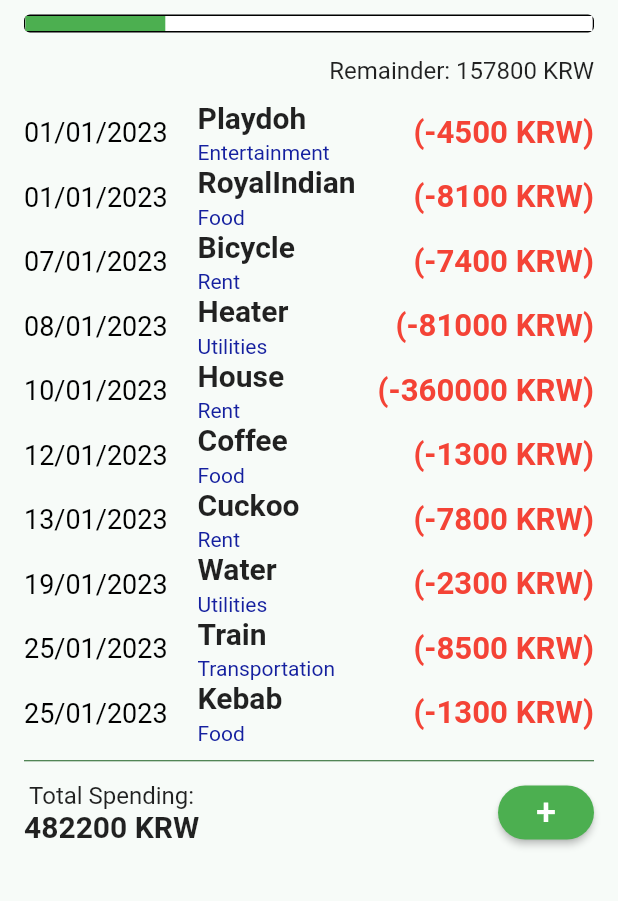
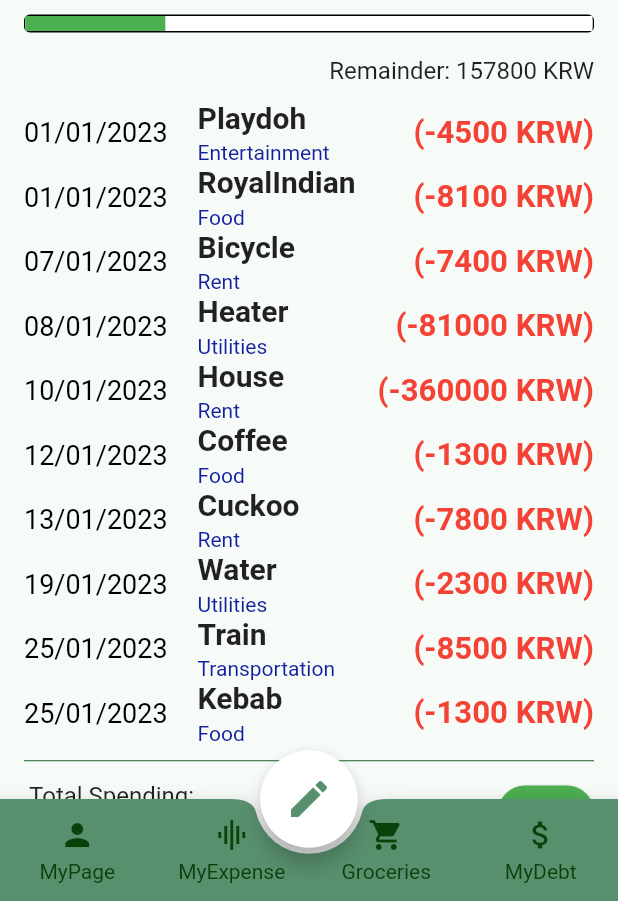
Before and after one commit to adlanrashdan/BudgetKU_app, a Flutter app: the SignUpPage screen opened directly, after a tap on "Register", on a phone screen of 412 x 824 dp, the part 335-1236 px from its top. Run offline on Flutter 3.47's test engine with Material 2 defaults, Android fonts, the phone set to English and light mode, and no system bars; our stand-ins replace pie_chart.

Commit message:
Update main.dart

```diff
--- a/lib/main.dart
+++ b/lib/main.dart
@@ -245,7 +245,7 @@ class _LoginPageState extends State<LoginPage> {
                   onPressed: () {
                     Navigator.push(
                       context,
-                      MaterialPageRoute(builder: (context) => const MySpendingPage()),
+                      MaterialPageRoute(builder: (context) => const MyPage()),
                     );
                   },
                   child: const Text('Login'),
@@ -396,7 +396,7 @@ class SignUpPage extends StatelessWidget {
                             Navigator.push(
                               context,
                               MaterialPageRoute(
-                                  builder: (context) => const MySpendingPage()),
+                                  builder: (context) => const MyPage()),
                             );
                           },
                           child: const Text('Register'),
@@ -418,7 +418,7 @@ class MyPage extends StatefulWidget {
 }
 
 class _MyPageState extends State<MyPage> {
-  int _currentIndex = 0;
+  int _currentIndex = 2;
 
   final List<Widget> _pages = [
     MyProfile(),
```
